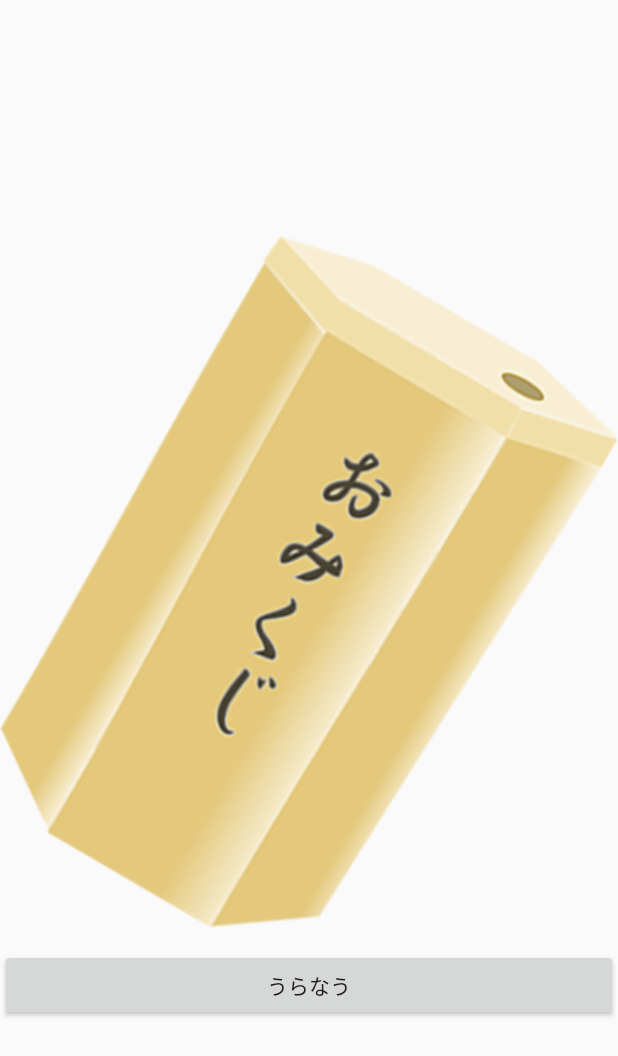
After one commit to hiroyukiusui/Omikuji, an Android app: the layout omikuji.xml on its own in the app's theme, with its tools: preview values and no code run, on a phone screen of 412 x 824 dp. The commit adds this screen. Shown: the top 1056 px of the screen. Run offline under Robolectric (Android 15) with nearby library versions, the phone set to English and light mode, and no system bars.

Commit message:
200301_Addimage
image追加1

```diff
--- a/app/src/main/java/com/example/omikuji/OmikujiActivity.kt
+++ b/app/src/main/java/com/example/omikuji/OmikujiActivity.kt
@@ -2,15 +2,19 @@ package com.example.omikuji
 
 import androidx.appcompat.app.AppCompatActivity
 import android.os.Bundle
-import kotlinx.android.synthetic.main.activity_main.*
-import java.util.Random
+import kotlinx.android.synthetic.main.main.*
+import kotlinx.android.synthetic.main.omikuji.*
 
 
 class OmikujiActivity : AppCompatActivity() {
 
     override fun onCreate(savedInstanceState: Bundle?) {
         super.onCreate(savedInstanceState)
-        setContentView(R.layout.activity_main)
+        setContentView(R.layout.omikuji)
+
+        imageView.setImageResource(R.drawable.result1)
+
+/*
         //文字を入力する
         val rnd = (1..20).random()
         val number = rnd
@@ -26,5 +30,6 @@ class OmikujiActivity : AppCompatActivity() {
         //おみくじ欄から取得
         val str = omikujiShelf[number]
         hello_View.text = "$str ${number}"
+*/
     }
 }
--- /dev/null
+++ b/app/src/main/res/layout/omikuji.xml
@@ -0,0 +1,21 @@
+<?xml version="1.0" encoding="utf-8"?>
+<LinearLayout xmlns:android="http://schemas.android.com/apk/res/android"
+    xmlns:app="http://schemas.android.com/apk/res-auto"
+    android:id="@+id/omikuji"
+    android:layout_width="match_parent"
+    android:layout_height="match_parent"
+    android:gravity="center_horizontal|center_vertical"
+    android:orientation="vertical">
+
+    <ImageView
+        android:id="@+id/imageView"
+        android:layout_width="match_parent"
+        android:layout_height="wrap_content"
+        app:srcCompat="@drawable/omikuji1" />
+
+    <Button
+        android:id="@+id/button"
+        android:layout_width="match_parent"
+        android:layout_height="wrap_content"
+        android:text="@string/bt_action" />
+</LinearLayout>
--- a/app/src/main/res/values/strings.xml
+++ b/app/src/main/res/values/strings.xml
@@ -1,3 +1,4 @@
 <resources>
     <string name="app_name">おみくじ</string>
+    <string name="bt_action">うらなう</string>
 </resources>
```
Also changed, not shown: app/src/main/res/drawable/logo.png (added), app/src/main/res/drawable/omikuji1.png (added), app/src/main/res/drawable/omikuji2.png (added), app/src/main/res/drawable/result1.png (added), app/src/main/res/drawable/result2.png (added), app/src/main/res/drawable/result3.png (added), app/src/main/res/layout/main.xml (renamed from app/src/main/res/layout/activity_main.xml).
